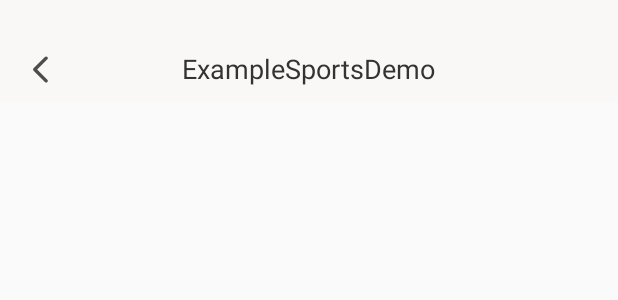
After one commit to SmallTigerCat/base_MVVM, an Android app: the layout view_title_bar.xml on its own in the app's theme, with its tools: preview values and no code run, on a phone screen of 412 x 824 dp. The commit adds this screen. Shown: the top 300 px of the screen. Run offline under Robolectric (Android 15) with nearby library versions, the phone set to English and light mode, and no system bars.

Commit message:
标题栏

```diff
--- /dev/null
+++ b/app/src/main/java/com/sports2020/demo/view/AppStatusBar.java
@@ -0,0 +1,80 @@
+package com.sports2020.demo.view;
+
+import android.content.Context;
+import android.os.Build;
+import android.util.AttributeSet;
+
+import androidx.appcompat.widget.AppCompatImageView;
+
+import java.lang.reflect.Field;
+
+/**
+ * 状态栏占位控件
+ *
+ * @author tsx
+ */
+public class AppStatusBar extends AppCompatImageView {
+
+    public AppStatusBar(Context context) {
+        this(context, null);
+    }
+
+    public AppStatusBar(Context context, AttributeSet attrs) {
+        this(context, attrs, 0);
+    }
+
+    public AppStatusBar(Context context, AttributeSet attrs, int defStyleAttr) {
+        super(context, attrs, defStyleAttr);
+    }
+
+    /**
+     * 返回状态栏高度
+     *
+     * @return 像素
+     */
+    public int getStatusBarHeight(Context context) {
+        if (isNeedShowStatusBar()) {
+            try {
+                Class<?> aClass = Class.forName("com.android.internal.R$dimen");
+                Object obj = aClass.newInstance();
+                Field field = aClass.getField("status_bar_height");
+                int x = Integer.parseInt(field.get(obj).toString());
+                int y = context.getResources().getDimensionPixelSize(x);
+                return y;
+            } catch (Exception e) {
+                e.printStackTrace();
+                return dipToPx(25);
+            }
+        } else {
+            return 0;
+        }
+    }
+
+    /**
+     * 是否需要显示StatusBar
+     *
+     * @return true 显示StatusBar
+     */
+    public static boolean isNeedShowStatusBar() {
+        return (Build.VERSION.SDK_INT >= Build.VERSION_CODES.KITKAT);
+    }
+
+    /**
+     * DIP 转 PX
+     *
+     * @param dip
+     * @return
+     */
+    public int dipToPx(float dip) {
+        return (int) (getResources().getDisplayMetrics().density * dip + 0.5f);
+    }
+
+    private int getStatusBarHeight() {
+        return getStatusBarHeight(getContext());
+    }
+
+    @Override
+    protected int getSuggestedMinimumHeight() {
+        return getStatusBarHeight();
+    }
+}
--- /dev/null
+++ b/app/src/main/res/drawable/ic_back.xml
@@ -0,0 +1,9 @@
+<vector xmlns:android="http://schemas.android.com/apk/res/android"
+    android:width="30dp"
+    android:height="30dp"
+    android:viewportWidth="1024"
+    android:viewportHeight="1024">
+    <path
+        android:fillColor="#4D4D4D"
+        android:pathData="M436.32,512.77l231.26,-231.24c15.24,-15.25 15.25,-39.94 0,-55.18s-39.94,-15.24 -55.18,0L354.85,483.86a38.92,38.92 0,0 0,-11.43 27.59c0,0.44 0.02,0.87 0.03,1.31 -0.01,0.44 -0.03,0.87 -0.03,1.31 0,9.98 3.81,19.97 11.43,27.59L612.4,799.19c15.25,15.24 39.94,15.25 55.18,0 15.24,-15.25 15.24,-39.94 0,-55.18L436.32,512.77z" />
+</vector>
--- /dev/null
+++ b/app/src/main/res/layout/view_title_bar.xml
@@ -0,0 +1,106 @@
+<?xml version="1.0" encoding="utf-8"?>
+<layout xmlns:android="http://schemas.android.com/apk/res/android"
+    xmlns:app="http://schemas.android.com/apk/res-auto">
+
+    <data>
+
+    </data>
+
+    <LinearLayout
+        android:layout_width="match_parent"
+        android:layout_height="wrap_content"
+        android:background="@color/color_app_background"
+        android:orientation="vertical">
+
+        <com.sports2020.demo.view.AppStatusBar
+            android:id="@+id/status_bar"
+            android:layout_width="match_parent"
+            android:layout_height="wrap_content"
+            android:background="@android:color/transparent" />
+
+        <RelativeLayout
+            android:layout_width="match_parent"
+            android:layout_height="@dimen/title_bar_height"
+            android:orientation="horizontal">
+
+            <TextView
+                android:id="@+id/left_text"
+                android:layout_width="wrap_content"
+                android:layout_height="match_parent"
+                android:gravity="center"
+                android:paddingStart="15dp"
+                android:paddingLeft="15dp"
+                android:paddingEnd="10dp"
+                android:paddingRight="10dp"
+                android:textColor="@color/color_333333"
+                android:textSize="16sp" />
+
+            <ImageView
+                android:id="@+id/left_btn"
+                android:layout_width="wrap_content"
+                android:layout_height="match_parent"
+                android:contentDescription=""
+                android:paddingLeft="12dp"
+                android:paddingRight="12dp"
+                android:scaleType="center"
+                app:srcCompat="@drawable/ic_back" />
+
+            <TextView
+                android:id="@+id/title"
+                android:layout_width="wrap_content"
+                android:layout_height="wrap_content"
+                android:layout_centerInParent="true"
+                android:gravity="center"
+                android:text="@string/app_name"
+                android:textColor="@color/color_333333"
+                android:textSize="18sp" />
+
+            <TextView
+                android:id="@+id/right_text"
+                android:layout_width="wrap_content"
+                android:layout_height="match_parent"
+                android:layout_alignParentEnd="true"
+                android:layout_alignParentRight="true"
+                android:gravity="center"
+                android:paddingRight="15dp"
+                android:textColor="@color/color_333333"
+                android:textSize="14sp" />
+
+            <TextView
+                android:id="@+id/right_second_text"
+                android:layout_width="wrap_content"
+                android:layout_height="match_parent"
+                android:layout_toStartOf="@id/right_text"
+                android:layout_toLeftOf="@id/right_text"
+                android:gravity="center"
+                android:paddingRight="10dp"
+                android:textColor="@color/color_333333"
+                android:textSize="16sp" />
+
+            <ImageView
+                android:id="@+id/right_btn"
+                android:layout_width="wrap_content"
+                android:layout_height="match_parent"
+                android:layout_alignParentEnd="true"
+                android:layout_alignParentRight="true"
+                android:contentDescription="@string/app_name"
+                android:paddingLeft="12dp"
+                android:paddingRight="12dp"
+                android:scaleType="center"
+                android:visibility="gone"
+                app:srcCompat="@drawable/ic_back" />
+
+            <ProgressBar
+                android:id="@+id/progress_bar"
+                android:layout_width="20dp"
+                android:layout_height="20dp"
+                android:layout_centerVertical="true"
+                android:layout_marginEnd="5dp"
+                android:layout_marginRight="5dp"
+                android:layout_toStartOf="@id/title"
+                android:layout_toLeftOf="@id/title"
+                android:indeterminate="true"
+                android:visibility="gone" />
+        </RelativeLayout>
+    </LinearLayout>
+</layout>
--- a/app/src/main/res/values/colors.xml
+++ b/app/src/main/res/values/colors.xml
@@ -10,8 +10,15 @@
     <color name="black">#000000</color>
 
     <color name="dialog_bg">#66000000</color>
+    <!-- 应用背景色-->
+    <color name="color_app_background">#FAF7F7</color>
+    <!-- 标题栏背景色-->
+    <color name="title_bar_background">#FFFFFF</color>
+    <!-- 字体主色-->
+    <color name="color_333333">#333333</color>
 
     <color name="main_dialog_title">#0192DA</color>
     <color name="main_dialog_content">#00A0F0</color>
+    <color name="color_333333">#333</color>
 
 </resources>
```
Also changed, not shown: app/src/main/java/com/sports2020/demo/view/AppTitleBar.java (added, +237 -0 lines), app/src/main/res/values/attrs.xml (added, +82 -0 lines), app/src/main/res/values/dimens.xml (added, +84 -0 lines).
